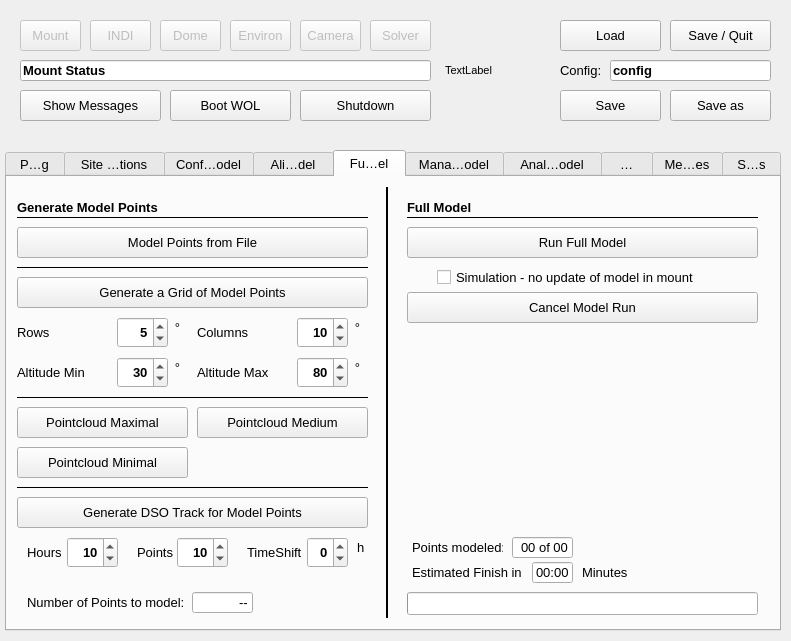
Above: mountwizzard/gui/wizzard_main_ui.ui from sayitfast/MountWizzard3 before the change. Below: the same form after it.
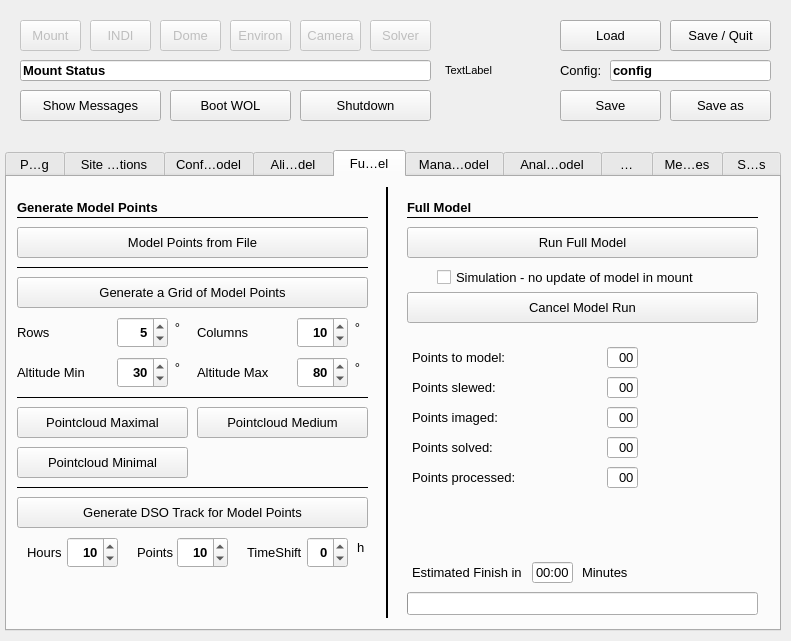
That is the form after the change.

```diff
--- a/mountwizzard/gui/wizzard_main_ui.ui
+++ b/mountwizzard/gui/wizzard_main_ui.ui
@@ -7160,9 +7160,9 @@
     <widget class="QLineEdit" name="le_modelingStatus">
      <property name="geometry">
       <rect>
-       <x>505</x>
-       <y>360</y>
-       <width>61</width>
+       <x>600</x>
+       <y>260</y>
+       <width>31</width>
        <height>21</height>
       </rect>
      </property>
@@ -7190,7 +7190,7 @@
       <enum>Qt::RightToLeft</enum>
      </property>
      <property name="text">
-      <string>00 of 00</string>
+      <string>00</string>
      </property>
      <property name="alignment">
       <set>Qt::AlignRight|Qt::AlignTrailing|Qt::AlignVCenter</set>
@@ -7203,8 +7203,8 @@
      <property name="geometry">
       <rect>
        <x>405</x>
-       <y>360</y>
-       <width>91</width>
+       <y>260</y>
+       <width>106</width>
        <height>21</height>
       </rect>
      </property>
@@ -7217,7 +7217,7 @@
       </font>
      </property>
      <property name="text">
-      <string>Points modeled:</string>
+      <string>Points solved:</string>
      </property>
     </widget>
     <widget class="QLineEdit" name="le_modelingStatusTime">
@@ -7331,9 +7331,9 @@
     <widget class="QLineEdit" name="le_numberPointsToModel">
      <property name="geometry">
       <rect>
-       <x>185</x>
-       <y>415</y>
-       <width>61</width>
+       <x>600</x>
+       <y>170</y>
+       <width>31</width>
        <height>21</height>
       </rect>
      </property>
@@ -7361,7 +7361,7 @@
       <enum>Qt::RightToLeft</enum>
      </property>
      <property name="text">
-      <string>--</string>
+      <string>00</string>
      </property>
      <property name="alignment">
       <set>Qt::AlignRight|Qt::AlignTrailing|Qt::AlignVCenter</set>
@@ -7373,8 +7373,8 @@
     <widget class="QLabel" name="label_59">
      <property name="geometry">
       <rect>
-       <x>20</x>
-       <y>415</y>
+       <x>405</x>
+       <y>170</y>
        <width>166</width>
        <height>21</height>
       </rect>
@@ -7388,7 +7388,196 @@
       </font>
      </property>
      <property name="text">
-      <string>Number of Points to model:</string>
+      <string>Points to model:</string>
+     </property>
+    </widget>
+    <widget class="QLabel" name="label_77">
+     <property name="geometry">
+      <rect>
+       <x>405</x>
+       <y>230</y>
+       <width>106</width>
+       <height>21</height>
+      </rect>
+     </property>
+     <property name="font">
+      <font>
+       <family>MS Shell Dlg 2</family>
+       <pointsize>10</pointsize>
+       <weight>50</weight>
+       <bold>false</bold>
+      </font>
+     </property>
+     <property name="text">
+      <string>Points imaged:</string>
+     </property>
+    </widget>
+    <widget class="QLineEdit" name="le_numberPointsImaged">
+     <property name="geometry">
+      <rect>
+       <x>600</x>
+       <y>230</y>
+       <width>31</width>
+       <height>21</height>
+      </rect>
+     </property>
+     <property name="font">
+      <font>
+       <family>MS Shell Dlg 2</family>
+       <pointsize>10</pointsize>
+       <weight>50</weight>
+       <bold>false</bold>
+      </font>
+     </property>
+     <property name="mouseTracking">
+      <bool>false</bool>
+     </property>
+     <property name="focusPolicy">
+      <enum>Qt::NoFocus</enum>
+     </property>
+     <property name="acceptDrops">
+      <bool>false</bool>
+     </property>
+     <property name="toolTip">
+      <string>&lt;html&gt;&lt;head/&gt;&lt;body&gt;&lt;p&gt;&lt;span style=&quot; font-size:10pt;&quot;&gt;Progress in modeling.&lt;/span&gt;&lt;/p&gt;&lt;/body&gt;&lt;/html&gt;</string>
+     </property>
+     <property name="layoutDirection">
+      <enum>Qt::RightToLeft</enum>
+     </property>
+     <property name="text">
+      <string>00</string>
+     </property>
+     <property name="alignment">
+      <set>Qt::AlignRight|Qt::AlignTrailing|Qt::AlignVCenter</set>
+     </property>
+     <property name="readOnly">
+      <bool>true</bool>
+     </property>
+    </widget>
+    <widget class="QLabel" name="label_81">
+     <property name="geometry">
+      <rect>
+       <x>405</x>
+       <y>290</y>
+       <width>106</width>
+       <height>21</height>
+      </rect>
+     </property>
+     <property name="font">
+      <font>
+       <family>MS Shell Dlg 2</family>
+       <pointsize>10</pointsize>
+       <weight>50</weight>
+       <bold>false</bold>
+      </font>
+     </property>
+     <property name="text">
+      <string>Points processed:</string>
+     </property>
+    </widget>
+    <widget class="QLineEdit" name="le_numberPointsProcessed">
+     <property name="geometry">
+      <rect>
+       <x>600</x>
+       <y>290</y>
+       <width>31</width>
+       <height>21</height>
+      </rect>
+     </property>
+     <property name="font">
+      <font>
+       <family>MS Shell Dlg 2</family>
+       <pointsize>10</pointsize>
+       <weight>50</weight>
+       <bold>false</bold>
+      </font>
+     </property>
+     <property name="mouseTracking">
+      <bool>false</bool>
+     </property>
+     <property name="focusPolicy">
+      <enum>Qt::NoFocus</enum>
+     </property>
+     <property name="acceptDrops">
+      <bool>false</bool>
+     </property>
+     <property name="toolTip">
+      <string>&lt;html&gt;&lt;head/&gt;&lt;body&gt;&lt;p&gt;&lt;span style=&quot; font-size:10pt;&quot;&gt;Progress in modeling.&lt;/span&gt;&lt;/p&gt;&lt;/body&gt;&lt;/html&gt;</string>
+     </property>
+     <property name="layoutDirection">
+      <enum>Qt::RightToLeft</enum>
+     </property>
+     <property name="text">
+      <string>00</string>
+     </property>
+     <property name="alignment">
+      <set>Qt::AlignRight|Qt::AlignTrailing|Qt::AlignVCenter</set>
+     </property>
+     <property name="readOnly">
+      <bool>true</bool>
+     </property>
+    </widget>
+    <widget class="QLineEdit" name="le_numberPointsSlewed">
+     <property name="geometry">
+      <rect>
+       <x>600</x>
+       <y>200</y>
+       <width>31</width>
+       <height>21</height>
+      </rect>
+     </property>
+     <property name="font">
+      <font>
+       <family>MS Shell Dlg 2</family>
+       <pointsize>10</pointsize>
+       <weight>50</weight>
+       <bold>false</bold>
+      </font>
+     </property>
+     <property name="mouseTracking">
+      <bool>false</bool>
+     </property>
+     <property name="focusPolicy">
+      <enum>Qt::NoFocus</enum>
+     </property>
+     <property name="acceptDrops">
+      <bool>false</bool>
+     </property>
+     <property name="toolTip">
+      <string>&lt;html&gt;&lt;head/&gt;&lt;body&gt;&lt;p&gt;&lt;span style=&quot; font-size:10pt;&quot;&gt;Progress in modeling.&lt;/span&gt;&lt;/p&gt;&lt;/body&gt;&lt;/html&gt;</string>
+     </property>
+     <property name="layoutDirection">
+      <enum>Qt::RightToLeft</enum>
+     </property>
+     <property name="text">
+      <string>00</string>
+     </property>
+     <property name="alignment">
+      <set>Qt::AlignRight|Qt::AlignTrailing|Qt::AlignVCenter</set>
+     </property>
+     <property name="readOnly">
+      <bool>true</bool>
+     </property>
+    </widget>
+    <widget class="QLabel" name="label_100">
+     <property name="geometry">
+      <rect>
+       <x>405</x>
+       <y>200</y>
+       <width>106</width>
+       <height>21</height>
+      </rect>
+     </property>
+     <property name="font">
+      <font>
+       <family>MS Shell Dlg 2</family>
+       <pointsize>10</pointsize>
+       <weight>50</weight>
+       <bold>false</bold>
+      </font>
+     </property>
+     <property name="text">
+      <string>Points slewed:</string>
      </property>
     </widget>
     <zorder>line_42</zorder>
```
Left out of the diff: 10 changed lines with no effect on the pictures.
